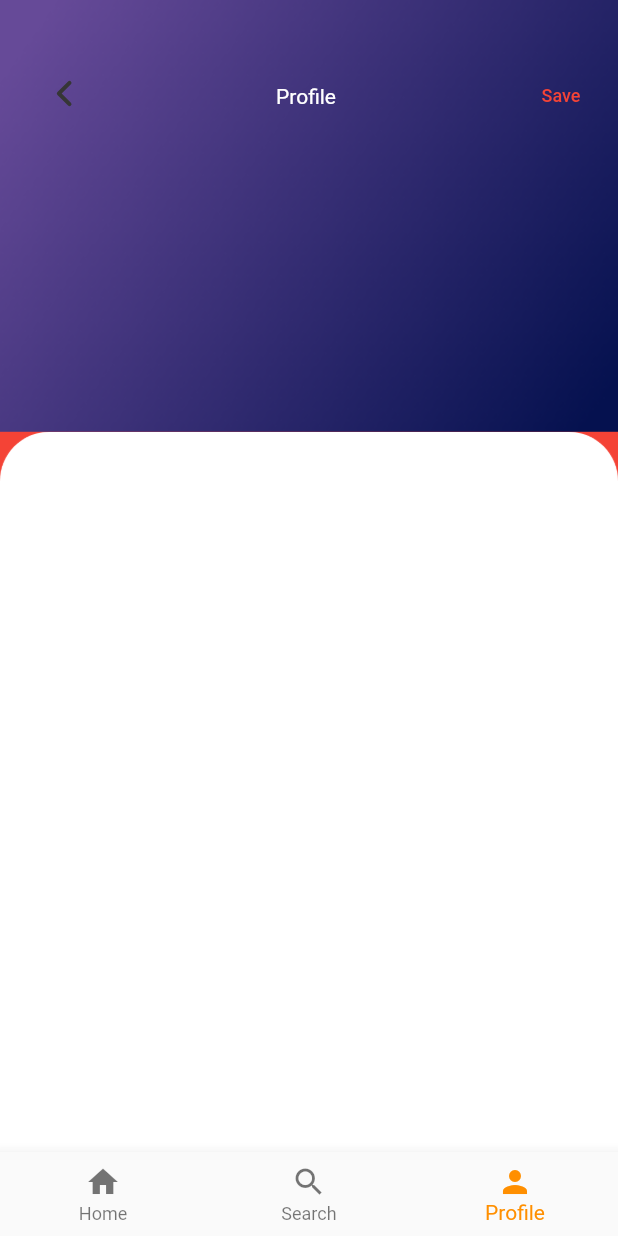
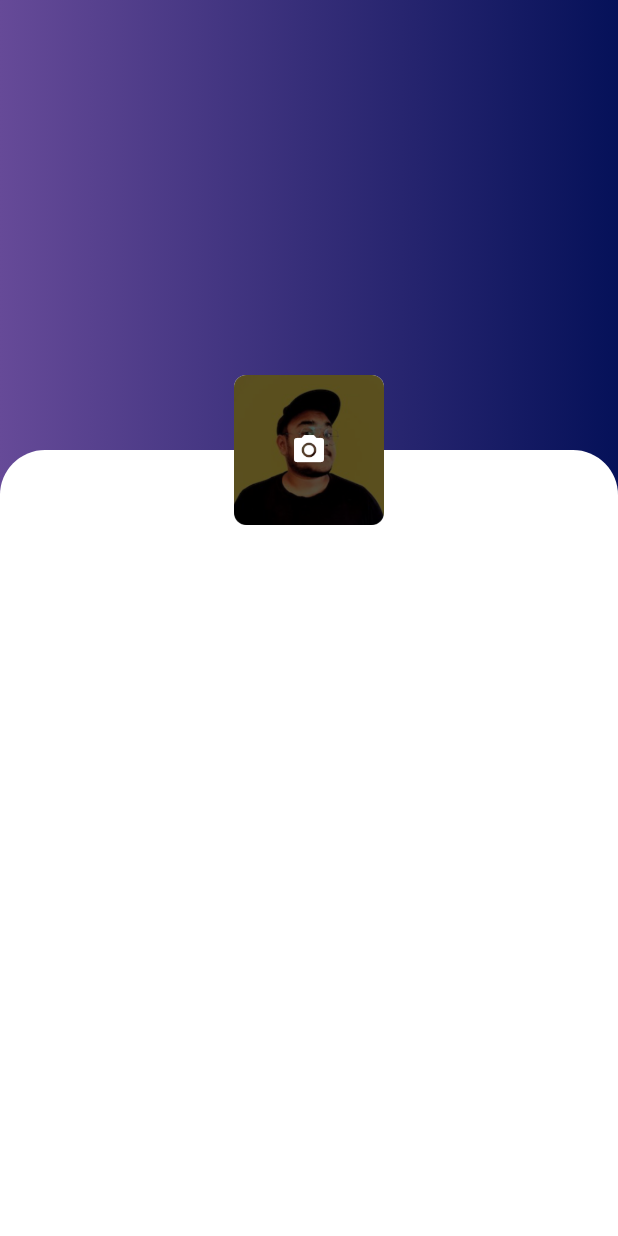
Before and after one commit to solaymanrana786/flutter-UI-practice, a Flutter app: the screen it shows after launch, after a tap on an icon or button, on a phone screen of 412 x 824 dp. Run offline on Flutter 3.47's test engine with Material 2 defaults, Android fonts, the phone set to English and light mode, and no system bars; our stand-ins replace flutter_svg.

Commit message:
Profile added WP

```diff
--- a/lib/ProfilePage.dart
+++ b/lib/ProfilePage.dart
@@ -9,95 +9,74 @@ class ProfilePage extends StatefulWidget {
 class _ProfilePageState extends State<ProfilePage> {
   @override
   Widget build(BuildContext context) {
-    var topImageSize = MediaQuery.of(context).size;
-    return Scaffold(
-      resizeToAvoidBottomInset: false,
-      bottomNavigationBar: BottomNavigationBar(
-        items: const <BottomNavigationBarItem>[
-          BottomNavigationBarItem(
-            icon: Icon(Icons.home),
-            label: 'Home',
+    return Stack(
+      children: [
+        Container(
+          decoration: BoxDecoration(
+            gradient: LinearGradient(
+              begin: Alignment.centerLeft,
+              end: Alignment.centerRight,
+              colors: [
+                Color.fromRGBO(102, 74, 152, 1),
+                Color.fromRGBO(5, 17, 89, 1),
+              ],
+            ),
           ),
-          BottomNavigationBarItem(
-            icon: Icon(Icons.search),
-            label: 'Search',
-          ),
-          BottomNavigationBarItem(
-            icon: Icon(Icons.person),
-            label: 'Profile',
-          ),
-        ],
-        currentIndex: 2,
-        selectedItemColor: Colors.amber[800],
-      ),
-      body: Column(
-        mainAxisAlignment: MainAxisAlignment.start,
-        children: [
-          Stack(
-            children: [
-              Image(image: AssetImage('assets/images/profileBg.png')),
-              Padding(
-                padding: const EdgeInsets.only(top: 40, right: 20, left: 20),
-                child: Container(
-                  // color: Colors.red,
-                  padding: EdgeInsets.all(0),
-                  child: Row(
-                    mainAxisAlignment: MainAxisAlignment.spaceAround,
-                    children: [
-                      Expanded(
-                        child: IconButton(
-                          alignment: Alignment.topLeft,
-                          icon: SvgPicture.asset('assets/icons/backBlack.svg'),
-                          onPressed: () {
-                            // Navigator.push(
-                            //   context,
-                            //   MaterialPageRoute(builder: (context) => ProfilePage()),
-                            // );
-                          },
-                        ),
-                      ),
-                      SizedBox(
-                        width: 60,
-                      ),
-                      Expanded(
-                          child: Text(
-                        "Profile",
-                        style: TextStyle(color: Colors.white),
-                      )),
-                      Expanded(
-                        child: FlatButton(
-                            color: Colors.transparent,
-                            textColor: Colors.red,
-                            padding: EdgeInsets.all(5),
-                            splashColor: Colors.transparent,
-                            onPressed: () {
-                              /*...*/
-                            },
-                            child: Align(
-                              alignment: Alignment.centerRight,
-                              child: Text("Save",
-                                  style: TextStyle(fontSize: 12.0),
-                                  textAlign: TextAlign.center),
-                            )),
-                      )
-                    ],
+        ),
+        Stack(
+          alignment: Alignment.center,
+          overflow: Overflow.visible,
+          children: [
+            Container(
+              margin: EdgeInsets.only(top: 300),
+              //color: Colors.white,
+              decoration: BoxDecoration(
+                color: Colors.white,
+                borderRadius: BorderRadius.only(
+                  topLeft: Radius.circular(30),
+                  topRight: Radius.circular(30),
+                ),
+              ),
+            ),
+            Positioned(
+              top: 250,
+              child: Container(
+                //color: Colors.white,
+                decoration: BoxDecoration(
+                  image: DecorationImage(
+                    image: AssetImage("assets/images/profilePic.png"),
+                  ),
+                  color: Colors.white,
+                  borderRadius: BorderRadius.all(
+                    Radius.circular(8),
                   ),
                 ),
-              )
-            ],
-          ),
-          Container(
-            padding: EdgeInsets.all(0),
-            color: Colors.red,
-            child: SingleChildScrollView(
-              child: Column(
-                mainAxisAlignment: MainAxisAlignment.center,
-                children: [Image(image: AssetImage("assets/images/bg.png"))],
+                height: 100,
+                width: 100,
+                child: Stack(
+                  alignment: Alignment.center,
+                  children: [
+                    ClipRRect(
+                      borderRadius: BorderRadius.all(
+                        Radius.circular(8),
+                      ),
+                      child: Container(
+                        height: double.infinity,
+                        width: double.infinity,
+                        color: Colors.black.withOpacity(.6),
+                      ),
+                    ),
+                    Icon(
+                      Icons.camera_alt,
+                      color: Colors.white,
+                    ),
+                  ],
+                ),
               ),
             ),
-          )
-        ],
-      ),
+          ],
+        ),
+      ],
     );
   }
 }
--- a/lib/TicketListPage.dart
+++ b/lib/TicketListPage.dart
@@ -15,6 +15,7 @@ class _TicketListPageState extends State<TicketListPage> {
   Widget build(BuildContext context) {
     return Scaffold(
       appBar: AppBar(
+        backgroundColor: Colors.white,
         title: Text('Tickets'),
         elevation: 0,
         leading: IconButton(
--- a/lib/main.dart
+++ b/lib/main.dart
@@ -14,7 +14,7 @@ class MyApp extends StatelessWidget {
       debugShowCheckedModeBanner: false,
       title: 'Flutter Demo',
       theme: ThemeData(
-        scaffoldBackgroundColor: white,
+        //scaffoldBackgroundColor: white,
         primarySwatch: white,
       ),
       home: TicketListPage(),
```
